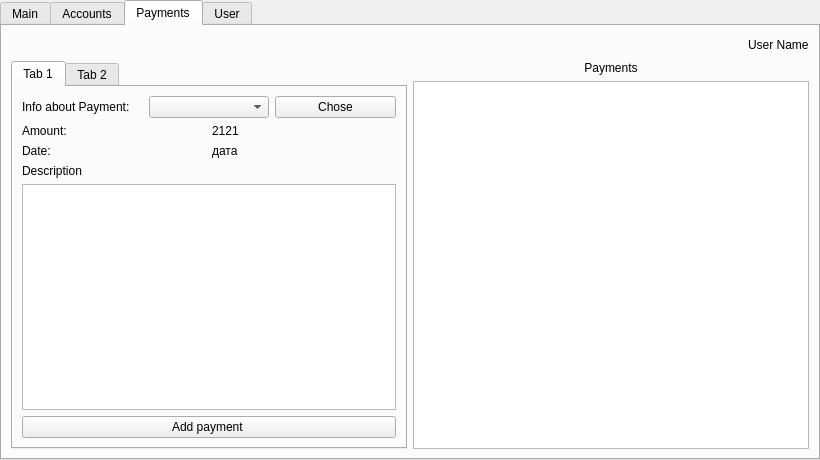
Old version of the form coursework/mainwindow.ui in the repository YahodaVitalii/Coursework.
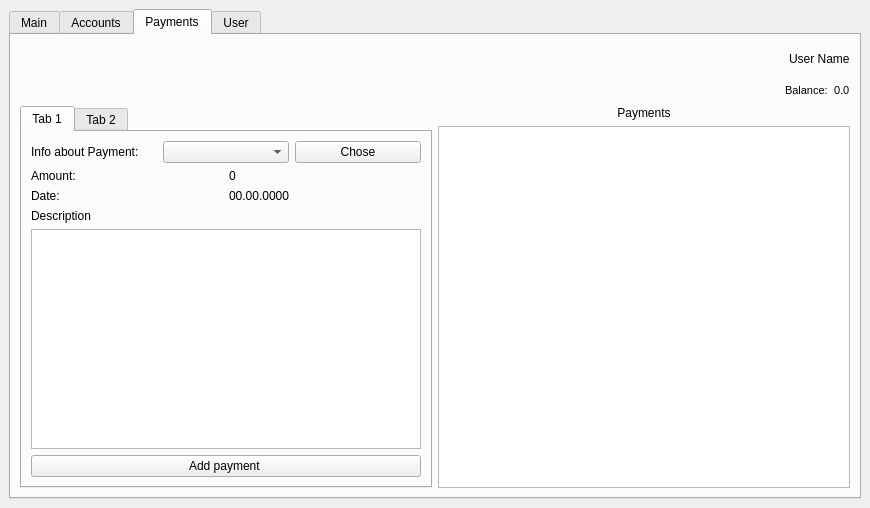
New version of the form. The open tabs and pages were chosen to show the change. Icons and pictures are not drawn.

```diff
--- a/coursework/mainwindow.ui
+++ b/coursework/mainwindow.ui
@@ -6,8 +6,8 @@
    <rect>
     <x>0</x>
     <y>0</y>
-    <width>820</width>
-    <height>460</height>
+    <width>870</width>
+    <height>508</height>
    </rect>
   </property>
   <property name="minimumSize">
@@ -38,25 +38,7 @@
    <string notr="true"/>
   </property>
   <widget class="QWidget" name="centralwidget">
-   <layout class="QHBoxLayout" name="horizontalLayout_4">
-    <property name="spacing">
-     <number>0</number>
-    </property>
-    <property name="sizeConstraint">
-     <enum>QLayout::SetDefaultConstraint</enum>
-    </property>
-    <property name="leftMargin">
-     <number>0</number>
-    </property>
-    <property name="topMargin">
-     <number>0</number>
-    </property>
-    <property name="rightMargin">
-     <number>0</number>
-    </property>
-    <property name="bottomMargin">
-     <number>0</number>
-    </property>
+   <layout class="QVBoxLayout" name="verticalLayout_34">
     <item>
      <widget class="QTabWidget" name="tabWidget">
       <property name="sizePolicy">
@@ -501,7 +483,9 @@
        </attribute>
        <layout class="QVBoxLayout" name="verticalLayout_19">
         <item>
-         <layout class="QHBoxLayout" name="horizontalLayout_3">
+         <layout class="QVBoxLayout" name="verticalLayout_32">
+          <item>
+           <layout class="QHBoxLayout" name="horizontalLayout_4">
           <item>
            <spacer name="horizontalSpacer_3">
             <property name="orientation">
@@ -516,11 +500,17 @@
            </spacer>
           </item>
           <item>
-           <widget class="QLabel" name="label_username_3">
+             <widget class="QLabel" name="label_username_5">
+              <property name="minimumSize">
+               <size>
+                <width>30</width>
+                <height>30</height>
+               </size>
+              </property>
             <property name="maximumSize">
              <size>
-              <width>35</width>
-              <height>35</height>
+                <width>40</width>
+                <height>40</height>
              </size>
             </property>
             <property name="text">
@@ -535,7 +525,7 @@
            </widget>
           </item>
           <item>
-           <widget class="QLabel" name="label_userLogin2">
+             <widget class="QLabel" name="label_userData_payment_login">
             <property name="sizePolicy">
              <sizepolicy hsizetype="Preferred" vsizetype="Preferred">
               <horstretch>0</horstretch>
@@ -546,6 +536,49 @@
              <string>User Name</string>
             </property>
            </widget>
+            </item>
+           </layout>
+          </item>
+          <item>
+           <layout class="QHBoxLayout" name="horizontalLayout_27">
+            <item>
+             <spacer name="horizontalSpacer_6">
+              <property name="orientation">
+               <enum>Qt::Horizontal</enum>
+              </property>
+              <property name="sizeHint" stdset="0">
+               <size>
+                <width>40</width>
+                <height>20</height>
+               </size>
+              </property>
+             </spacer>
+            </item>
+            <item>
+             <widget class="QLabel" name="label_31">
+              <property name="font">
+               <font>
+                <pointsize>8</pointsize>
+               </font>
+              </property>
+              <property name="text">
+               <string>Balance:</string>
+              </property>
+             </widget>
+            </item>
+            <item>
+             <widget class="QLabel" name="label_userData_paiment_balance">
+              <property name="font">
+               <font>
+                <pointsize>8</pointsize>
+               </font>
+              </property>
+              <property name="text">
+               <string>0.0</string>
+              </property>
+             </widget>
+            </item>
+           </layout>
           </item>
          </layout>
         </item>
@@ -594,7 +627,7 @@
                 <item>
                  <widget class="QLabel" name="label_Paymants_amount">
                   <property name="text">
-                   <string>2121</string>
+                   <string>0</string>
                   </property>
                  </widget>
                 </item>
@@ -612,7 +645,7 @@
                 <item>
                  <widget class="QLabel" name="label_Paymants_date">
                   <property name="text">
-                   <string>дата</string>
+                   <string>00.00.0000</string>
                   </property>
                  </widget>
                 </item>
```
Left out of the diff: 108 changed lines with no effect on the pictures. Lines whose indentation alone changed are shown as unchanged.
